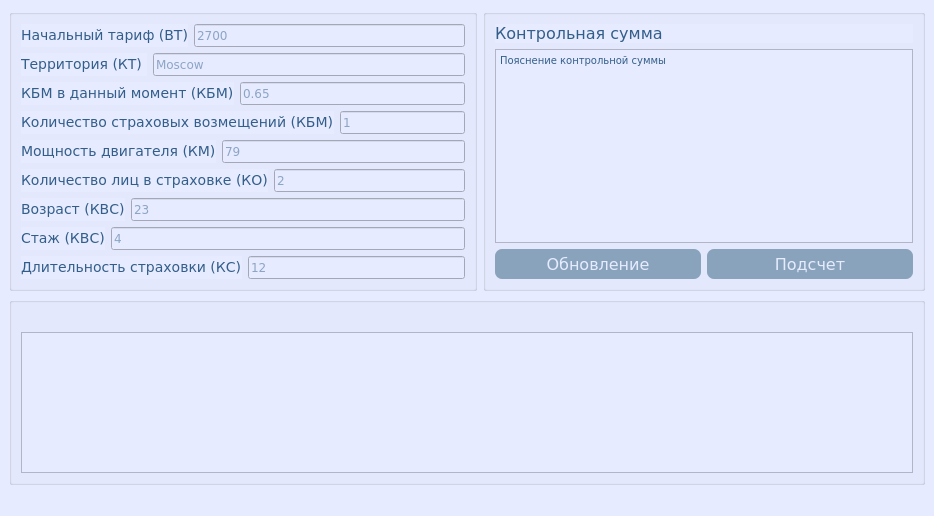
Old version of the form Calculator/mainwindow.ui in the repository kuvshinovmark/OSAGOcalculator.
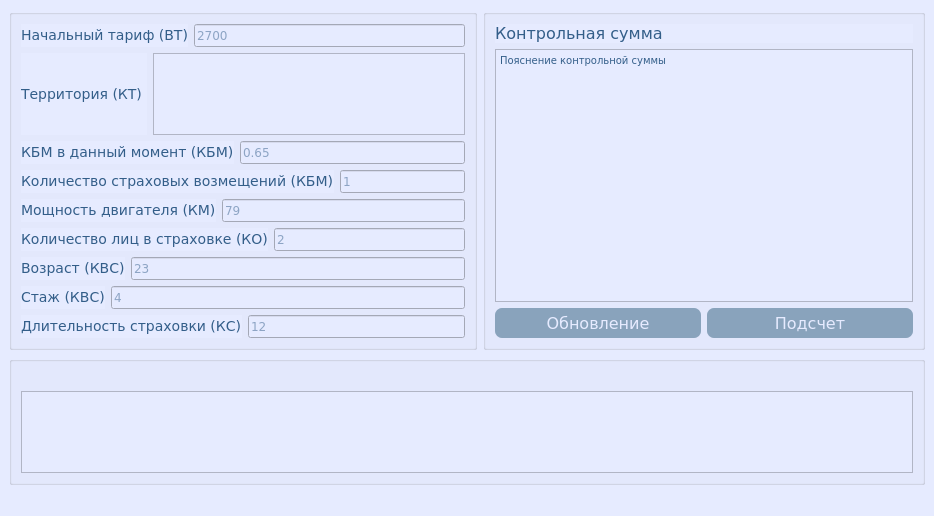
New version of the form.

Diff of the .ui file:
```diff
--- a/Calculator/mainwindow.ui
+++ b/Calculator/mainwindow.ui
@@ -148,18 +148,7 @@
           </widget>
          </item>
          <item>
-          <widget class="QLineEdit" name="LineKT">
-           <property name="enabled">
-            <bool>true</bool>
-           </property>
-           <property name="styleSheet">
-            <string notr="true">font: 12px Verdana;
-color: #335e89;</string>
-           </property>
-           <property name="placeholderText">
-            <string>Moscow</string>
-           </property>
-          </widget>
+          <widget class="QListWidget" name="listWidget"/>
          </item>
         </layout>
        </item>
```
Left out of the diff: 2 changed lines with no effect on the pictures.
